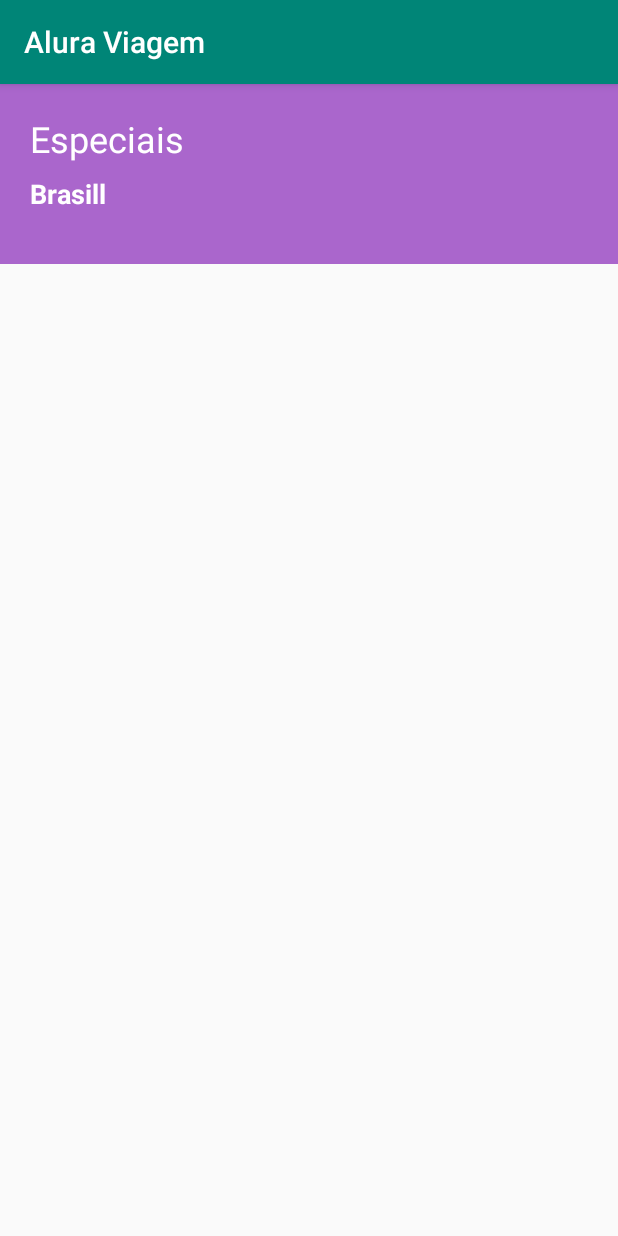
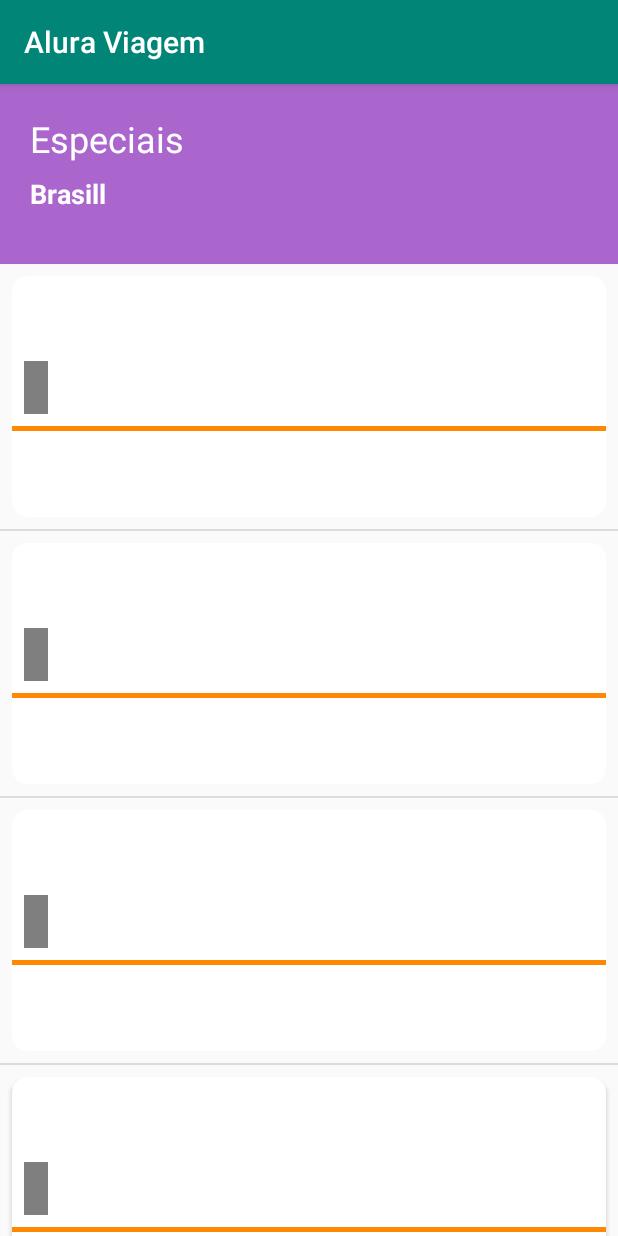
Before and after one commit to gabrieldarlan/projeto_alura_viagem, an Android app: the screen it shows after launch (ListaPacotesActivity), on a phone screen of 412 x 824 dp. Run offline under Robolectric (Android 15) with nearby library versions, the phone set to English and light mode, and no system bars.

Commit message:
aula 05 - 01 criando o adapter

```diff
--- a/app/build.gradle
+++ b/app/build.gradle
@@ -26,4 +26,5 @@ dependencies {
     testImplementation 'junit:junit:4.12'
     androidTestImplementation 'androidx.test.ext:junit:1.1.0'
     androidTestImplementation 'androidx.test.espresso:espresso-core:3.1.1'
+    implementation 'androidx.cardview:cardview:1.0.0'
 }
--- /dev/null
+++ b/app/src/main/java/br/com/alura/aluraviagem/dao/PacoteDao.java
@@ -0,0 +1,22 @@
+package br.com.alura.aluraviagem.dao;
+
+import java.math.BigDecimal;
+import java.util.ArrayList;
+import java.util.Arrays;
+import java.util.List;
+
+import br.com.alura.aluraviagem.model.Pacote;
+
+public class PacoteDao {
+    public List<Pacote> lista() {
+        List<Pacote> pacotes = new ArrayList<>(Arrays.asList(
+                new Pacote("São Paulo", "sao_paulo_sp", 2, new BigDecimal(243.99)),
+                new Pacote("Belo Horizonte", "belo_horizonte_mg", 3, new BigDecimal(421.50)),
+                new Pacote("Recife", "recife_pe", 4, new BigDecimal(754.20)),
+                new Pacote("Rio de Janeiro", "rio_de_janeiro_rj", 6, new BigDecimal(532.55)),
+                new Pacote("Salvador", "salvador_ba", 5, new BigDecimal(899.99)),
+                new Pacote("Foz do Iguaçu", "foz_do_iguacu_pr", 1, new BigDecimal(289.90))
+        ));
+        return pacotes;
+    }
+}
--- /dev/null
+++ b/app/src/main/java/br/com/alura/aluraviagem/model/Pacote.java
@@ -0,0 +1,34 @@
+package br.com.alura.aluraviagem.model;
+
+import java.math.BigDecimal;
+
+public class Pacote {
+
+    private final String local;
+    private final String imagem;
+    private final int dias;
+    private final BigDecimal preco;
+
+    public Pacote(String local, String imagem, int dias, BigDecimal preco) {
+        this.local = local;
+        this.imagem = imagem;
+        this.dias = dias;
+        this.preco = preco;
+    }
+
+    public String getLocal() {
+        return local;
+    }
+
+    public String getImagem() {
+        return imagem;
+    }
+
+    public int getDias() {
+        return dias;
+    }
+
+    public BigDecimal getPreco() {
+        return preco;
+    }
+}
--- a/app/src/main/java/br/com/alura/aluraviagem/ui/activity/ListaPacotesActivity.java
+++ b/app/src/main/java/br/com/alura/aluraviagem/ui/activity/ListaPacotesActivity.java
@@ -3,8 +3,15 @@ package br.com.alura.aluraviagem.ui.activity;
 import androidx.appcompat.app.AppCompatActivity;
 
 import android.os.Bundle;
+import android.view.View;
+import android.widget.ListView;
+
+import java.util.List;
 
 import br.com.alura.aluraviagem.R;
+import br.com.alura.aluraviagem.dao.PacoteDao;
+import br.com.alura.aluraviagem.model.Pacote;
+import br.com.alura.aluraviagem.ui.adapter.ListaPacotesAdapter;
 
 public class ListaPacotesActivity extends AppCompatActivity {
 
@@ -12,5 +19,9 @@ public class ListaPacotesActivity extends AppCompatActivity {
     protected void onCreate(Bundle savedInstanceState) {
         super.onCreate(savedInstanceState);
         setContentView(R.layout.activity_lista_pacotes);
+        ListView listaDePacotes = findViewById(R.id.lista_pacotes_listview);
+        List<Pacote> pacotes = new PacoteDao().lista();
+        listaDePacotes.setAdapter(new ListaPacotesAdapter(pacotes, this));
+
     }
 }
--- /dev/null
+++ b/app/src/main/java/br/com/alura/aluraviagem/ui/adapter/ListaPacotesAdapter.java
@@ -0,0 +1,46 @@
+package br.com.alura.aluraviagem.ui.adapter;
+
+import android.content.Context;
+import android.view.LayoutInflater;
+import android.view.View;
+import android.view.ViewGroup;
+import android.widget.BaseAdapter;
+
+import java.util.List;
+
+import br.com.alura.aluraviagem.R;
+import br.com.alura.aluraviagem.model.Pacote;
+
+public class ListaPacotesAdapter extends BaseAdapter {
+
+    private final List<Pacote> pacotes;
+    private Context context;
+
+    public ListaPacotesAdapter(List<Pacote> pacotes, Context context) {
+        this.pacotes = pacotes;
+        this.context = context;
+    }
+
+    @Override
+    public int getCount() {
+        return pacotes.size();
+    }
+
+    @Override
+    public Pacote getItem(int position) {
+        return pacotes.get(position);
+    }
+
+    @Override
+    public long getItemId(int position) {
+        return 0;
+    }
+
+    @Override
+    public View getView(int position, View view, ViewGroup parent) {
+
+        View viewCriada = LayoutInflater.from(context)
+                .inflate(R.layout.item_pacote, parent, false);
+        return viewCriada;
+    }
+}
--- a/app/src/main/res/layout/item_pacote.xml
+++ b/app/src/main/res/layout/item_pacote.xml
@@ -2,6 +2,24 @@
 <androidx.constraintlayout.widget.ConstraintLayout xmlns:android="http://schemas.android.com/apk/res/android"
     xmlns:app="http://schemas.android.com/apk/res-auto"
     xmlns:tools="http://schemas.android.com/tools"
+    android:layout_width="match_parent"
+    android:layout_height="match_parent">
+
+    <androidx.cardview.widget.CardView
+
+        android:id="@+id/item_pacote_cardview"
+        android:layout_width="0dp"
+        android:layout_height="wrap_content"
+        android:layout_margin="8dp"
+        app:cardCornerRadius="10dp"
+        app:layout_constraintBottom_toBottomOf="parent"
+        app:layout_constraintEnd_toEndOf="parent"
+        app:layout_constraintStart_toStartOf="parent"
+        app:layout_constraintTop_toTopOf="parent"
+        app:layout_constraintVertical_bias="0.0"
+        >
+
+        <androidx.constraintlayout.widget.ConstraintLayout
             android:layout_width="match_parent"
             android:layout_height="match_parent">
 
@@ -10,12 +28,10 @@
                 android:layout_width="0dp"
                 android:layout_height="100dp"
                 android:scaleType="centerCrop"
-        android:src="@drawable/sao_paulo_sp"
-        app:layout_constraintBottom_toBottomOf="parent"
                 app:layout_constraintEnd_toEndOf="parent"
                 app:layout_constraintStart_toStartOf="parent"
                 app:layout_constraintTop_toTopOf="parent"
-        app:layout_constraintVertical_bias="0.0" />
+                tools:src="@sample/pacotes.json/pacotes/imagem"  />
 
             <TextView
                 android:id="@+id/item_pacote_local"
@@ -24,7 +40,6 @@
                 android:layout_margin="8dp"
                 android:background="@android:drawable/screen_background_dark_transparent"
                 android:padding="8dp"
-        android:text="São Paulo"
                 android:textColor="@android:color/white"
                 android:textSize="14sp"
                 android:textStyle="bold"
@@ -33,7 +48,8 @@
                 app:layout_constraintHorizontal_bias="0.0"
                 app:layout_constraintStart_toStartOf="@+id/item_pacote_imagem"
                 app:layout_constraintTop_toTopOf="@id/item_pacote_imagem"
-        app:layout_constraintVertical_bias="1.0" />
+                app:layout_constraintVertical_bias="1.0"
+                tools:text="@sample/pacotes.json/pacotes/local" />
 
             <View
                 android:id="@+id/item_pacote_divisor"
@@ -42,29 +58,33 @@
                 android:background="@android:color/holo_orange_dark"
                 app:layout_constraintEnd_toEndOf="parent"
                 app:layout_constraintStart_toStartOf="parent"
-        app:layout_constraintTop_toBottomOf="@id/item_pacote_imagem" />
+                app:layout_constraintTop_toBottomOf="@id/item_pacote_imagem"  />
 
             <TextView
                 android:id="@+id/item_pacote_dias"
                 android:layout_width="wrap_content"
                 android:layout_height="wrap_content"
                 android:layout_margin="8dp"
-        android:text="2 dias"
                 android:textSize="16sp"
                 android:textStyle="bold"
                 app:layout_constraintEnd_toEndOf="parent"
                 app:layout_constraintHorizontal_bias="0.0"
                 app:layout_constraintStart_toStartOf="parent"
-        app:layout_constraintTop_toBottomOf="@id/item_pacote_divisor" />
+                app:layout_constraintTop_toBottomOf="@id/item_pacote_divisor"
+                tools:text="@sample/pacotes.json/pacotes/dias" />
 
             <TextView
                 android:id="@+id/item_pacote_preco"
                 android:layout_width="wrap_content"
                 android:layout_height="wrap_content"
-        android:text="R$ 243,99"
                 android:textColor="@android:color/holo_green_dark"
                 android:textSize="20sp"
                 app:layout_constraintStart_toStartOf="@id/item_pacote_dias"
-        app:layout_constraintTop_toBottomOf="@id/item_pacote_dias" />
+                app:layout_constraintTop_toBottomOf="@id/item_pacote_dias"
+                tools:text="@sample/pacotes.json/pacotes/preco" />
 
         </androidx.constraintlayout.widget.ConstraintLayout>
+
+    </androidx.cardview.widget.CardView>
+
+</androidx.constraintlayout.widget.ConstraintLayout>
```
Also changed, not shown: 2 other files. Lines whose indentation alone changed are shown as unchanged.
